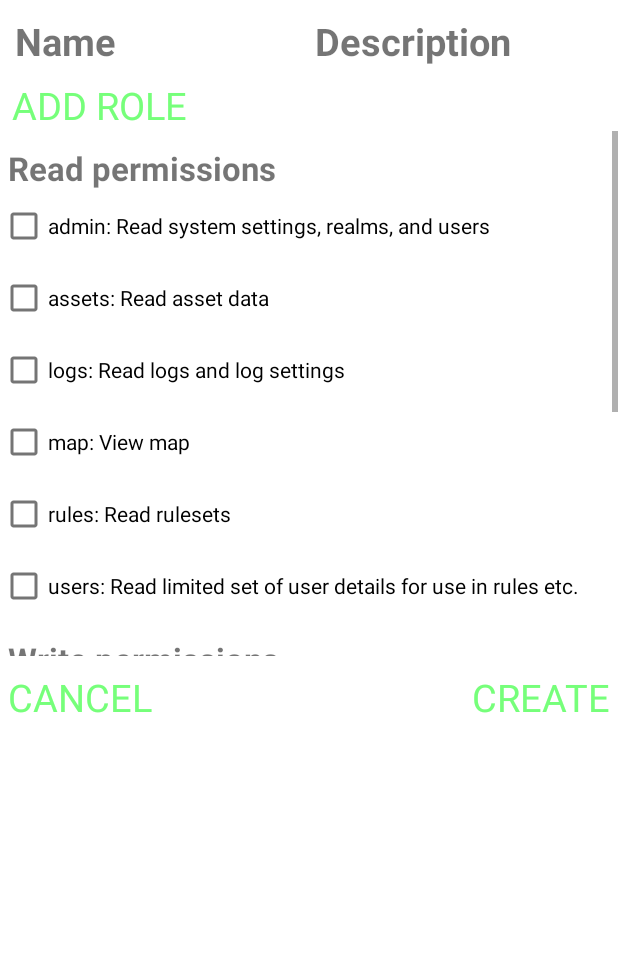
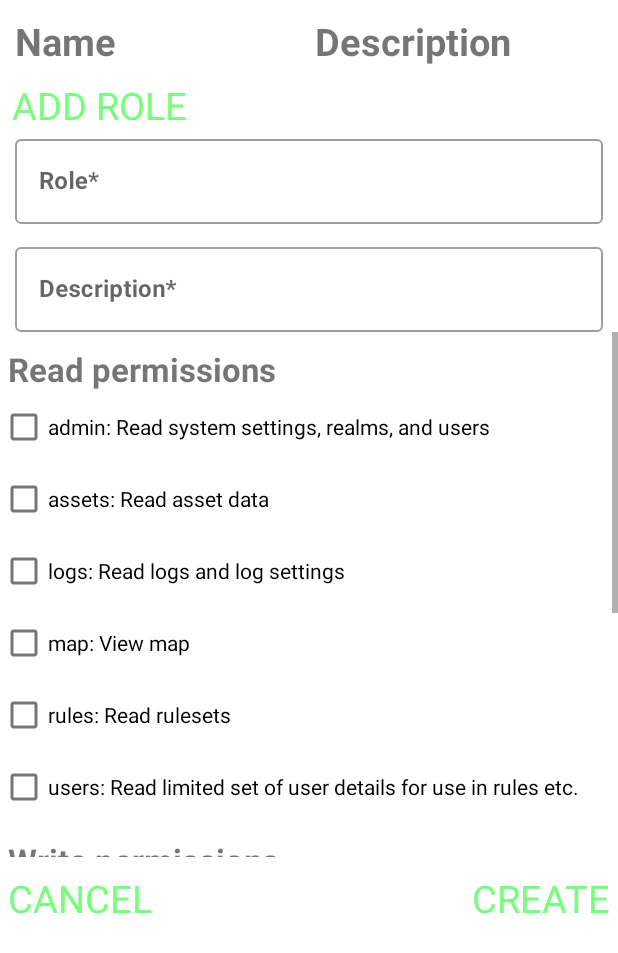
Before and after one commit to ptu1710/UiOt-Android, an Android app: the RoleActivity screen opened directly, with no data from a screen before it, after a tap on "ADD ROLE", on a phone screen of 412 x 824 dp. Shown: the top 953 px of the screen. Run offline under Robolectric (Android 15) with nearby library versions, the phone set to English and light mode, and no system bars; 3 statements that could not run were skipped.

Commit message:
Role activity(add role)

```diff
--- a/app/src/main/res/layout/activity_role.xml
+++ b/app/src/main/res/layout/activity_role.xml
@@ -59,8 +59,45 @@
         android:layout_width="match_parent"
         android:layout_height="wrap_content"
         app:layout_constraintTop_toBottomOf="@+id/tv_add_role">
+        <com.google.android.material.textfield.TextInputLayout
+            android:id="@+id/et_role"
+            style="@style/Widget.MaterialComponents.TextInputLayout.OutlinedBox"
+            android:layout_width="match_parent"
+            android:layout_height="wrap_content"
+            android:layout_marginStart="10dp"
+            android:layout_marginEnd="10dp">
+
+            <com.google.android.material.textfield.TextInputEditText
+                android:id="@+id/ti_role"
+                android:layout_width="match_parent"
+                android:layout_height="wrap_content"
+                android:hint="Role* "
+                android:singleLine="true"
+                android:textStyle="bold" />
+        </com.google.android.material.textfield.TextInputLayout>
+
+        <com.google.android.material.textfield.TextInputLayout
+            android:id="@+id/et_description"
+            style="@style/Widget.MaterialComponents.TextInputLayout.OutlinedBox"
+            android:layout_width="match_parent"
+            android:layout_height="wrap_content"
+            android:layout_marginStart="10dp"
+            android:layout_marginTop="10dp"            android:layout_marginEnd="10dp"
+            android:layout_below="@+id/et_role">
+
+            <com.google.android.material.textfield.TextInputEditText
+                android:id="@+id/ti_description"
+                android:layout_width="match_parent"
+                android:layout_height="wrap_content"
+                android:hint="Description* "
+                android:singleLine="true"
+                android:textStyle="bold" />
+        </com.google.android.material.textfield.TextInputLayout>
+
+
         <ScrollView
             android:id="@+id/src"
+            android:layout_below="@+id/et_description"
             android:layout_width="match_parent"
             android:layout_height="350dp">
             <LinearLayout
```
Also changed, not shown: app/src/main/java/com/ixxc/myuit/RoleActivity.java (+95 -5 lines).
